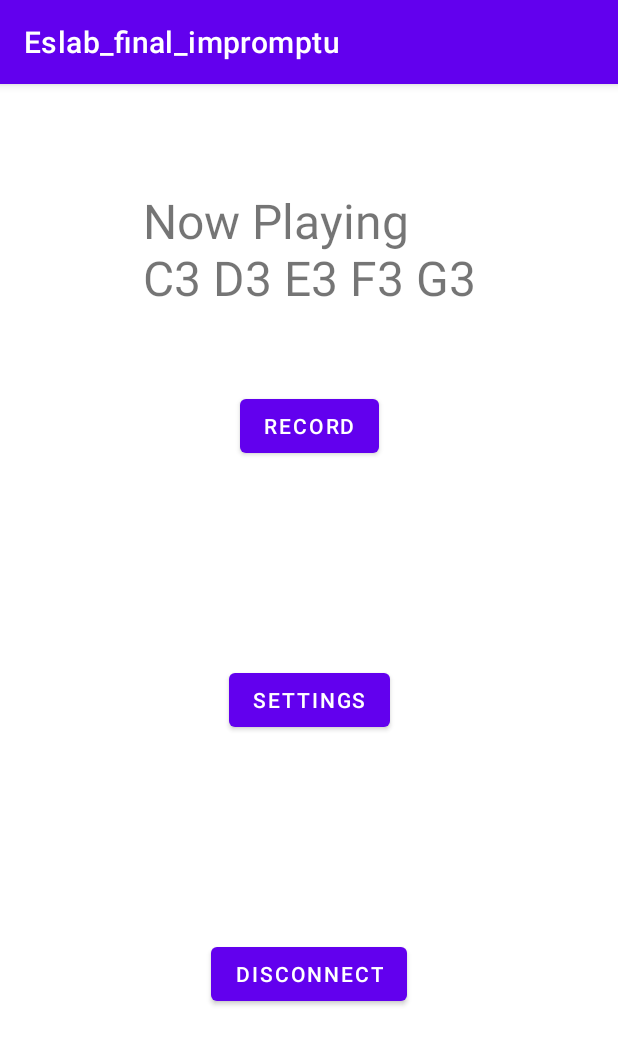
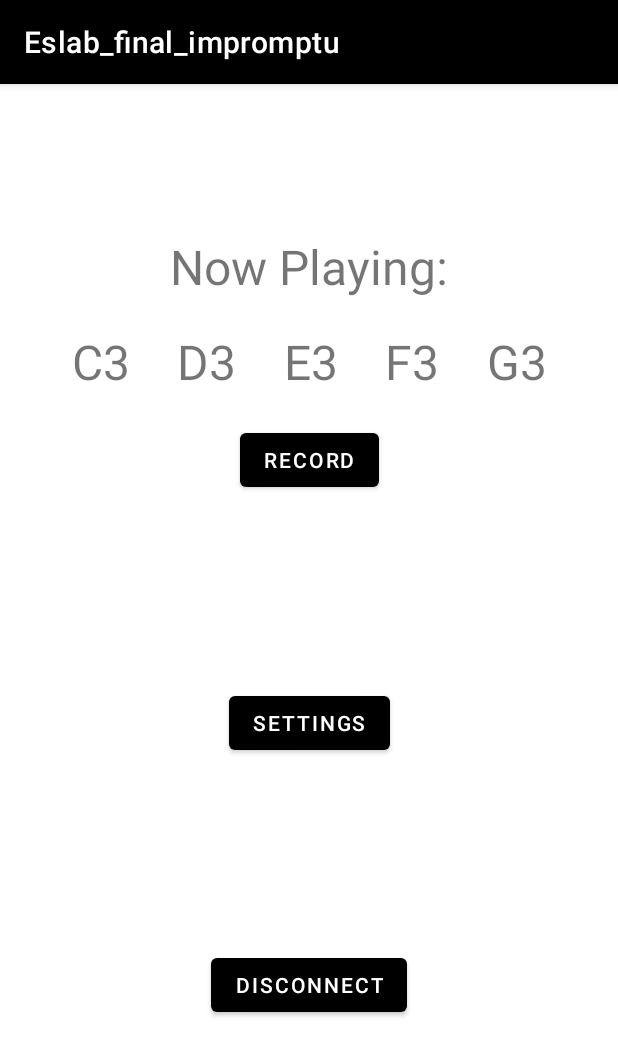
Before and after one commit to Hsiao-Chien-Ti/Impromptu, an Android app: the fragment DetailFragment shown on its own in the app's theme, on a phone screen of 412 x 824 dp. Shown: the top 1056 px of the screen. Run offline under Robolectric (Android 15) with nearby library versions, the phone set to English and light mode, and no system bars; our stand-ins replace navigation-ui; libraries missing offline, so code that uses them is left out: io.socket.client; network calls fail.

Commit message:
theme/push text color

```diff
--- a/Eslab_final_impromptu/app/src/main/java/com/example/eslab_final_impromptu/DetailFragment.kt
+++ b/Eslab_final_impromptu/app/src/main/java/com/example/eslab_final_impromptu/DetailFragment.kt
@@ -3,6 +3,7 @@ package com.example.eslab_final_impromptu
 import android.Manifest
 import android.content.Intent
 import android.content.pm.PackageManager
+import android.graphics.Color
 import android.media.MediaRecorder
 import android.media.SoundPool
 import android.os.Bundle
@@ -76,7 +77,7 @@ class DetailFragment : Fragment() {
 
     override fun onViewCreated(view: View, savedInstanceState: Bundle?) {
         super.onViewCreated(view, savedInstanceState)
-        binding.nowPlaying.text="Now Playing\n"+note[row]
+//        binding.nowPlaying.text="Now Playing\n"+note[row]
         if(!SettingVariables.instanceExist)
         {
             SettingVariables.instanceExist=true
@@ -92,9 +93,9 @@ class DetailFragment : Fragment() {
                 row=2
 //
                 var prevData="0 0 0 0 0 0 0"
-                runOnUiThread{
-                    binding.nowPlaying.text="Now Playing\n"+note[row]
-                }
+//                runOnUiThread{
+//                    binding.nowPlaying.text="Now Playing\n"+note[row]
+//                }
                 while(true)
                 {
                     if(!socketConnect)
@@ -114,19 +115,47 @@ class DetailFragment : Fragment() {
                             soundPool.stop(sound[row][i/2])
                         }
                     }
+                    if(data[0]=='1')
+                        runOnUiThread { binding.np1.setTextColor(resources.getColor(R.color.blue))}
+                    else
+                        runOnUiThread { binding.np1.setTextColor(resources.getColor(R.color.vblack)) }
+                    if(data[2]=='1')
+                        runOnUiThread { binding.np2.setTextColor(resources.getColor(R.color.blue))}
+                    else
+                        runOnUiThread { binding.np2.setTextColor(resources.getColor(R.color.vblack)) }
+                    if(data[4]=='1')
+                        runOnUiThread { binding.np3.setTextColor(resources.getColor(R.color.blue))}
+                    else
+                        runOnUiThread { binding.np3.setTextColor(resources.getColor(R.color.vblack)) }
+                    if(data[6]=='1')
+                        runOnUiThread { binding.np4.setTextColor(resources.getColor(R.color.blue))}
+                    else
+                        runOnUiThread { binding.np4.setTextColor(resources.getColor(R.color.vblack)) }
+                    if(data[8]=='1')
+                        runOnUiThread { binding.np5.setTextColor(resources.getColor(R.color.blue))}
+                    else
+                        runOnUiThread { binding.np5.setTextColor(resources.getColor(R.color.vblack)) }
                     if(data.length>1&&SettingVariables.pitchSwitching) {
                         if(data[10]=='1'&&row<4)
                         {
                             row += 1
                             runOnUiThread{
-                                binding.nowPlaying.text="Now Playing\n"+note[row]
+                                binding.np1.text=note[row][0]
+                                binding.np2.text=note[row][1]
+                                binding.np3.text=note[row][2]
+                                binding.np4.text=note[row][3]
+                                binding.np5.text=note[row][4]
                             }
                         }
                         else if(data[10]=='2'&&row>0)
                         {
                             row -=1
                             runOnUiThread{
-                                binding.nowPlaying.text="Now Playing\n"+note[row]
+                                binding.np1.text=note[row][0]
+                                binding.np2.text=note[row][1]
+                                binding.np3.text=note[row][2]
+                                binding.np4.text=note[row][3]
+                                binding.np5.text=note[row][4]
                             }
                         }
                     }
--- a/Eslab_final_impromptu/app/src/main/java/com/example/eslab_final_impromptu/SettingVariables.kt
+++ b/Eslab_final_impromptu/app/src/main/java/com/example/eslab_final_impromptu/SettingVariables.kt
@@ -1,4 +1,6 @@
 package com.example.eslab_final_impromptu
+
+import android.text.TextUtils.split
 
 object SettingVariables {
     @Volatile
@@ -7,5 +9,5 @@ object SettingVariables {
     var instanceExist=false
     @Volatile
     var row=2
-    val note= arrayOf("G1 A1 B1 C2 D2","E2 F2 G2 A3 B3","C3 D3 E3 F3 G3","A3 B3 C4 D4 E4","F4 G4 A4 B4 C5")
+    val note= arrayOf(split("G1 A1 B1 C2 D2"," "),split("E2 F2 G2 A3 B3"," "),split("C3 D3 E3 F3 G3"," "),split("A3 B3 C4 D4 E4", " "),split("F4 G4 A4 B4 C5"," "))
 }
--- a/Eslab_final_impromptu/app/src/main/res/layout/fragment_detail.xml
+++ b/Eslab_final_impromptu/app/src/main/res/layout/fragment_detail.xml
@@ -19,6 +19,56 @@
             app:layout_constraintBottom_toTopOf="@+id/record"
             app:layout_constraintEnd_toEndOf="parent"
             app:layout_constraintStart_toStartOf="parent"/>
+        <TextView android:id="@+id/np1"
+                android:layout_width="wrap_content"
+                android:layout_height="wrap_content"
+                android:layout_gravity="center_horizontal"
+                app:layout_constraintTop_toBottomOf="@id/nowPlaying"
+                app:layout_constraintBottom_toTopOf="@id/record"
+            app:layout_constraintEnd_toStartOf="@id/np2"
+            app:layout_constraintStart_toStartOf="parent"
+                android:text="C3"
+            android:textSize="32dp"/>
+        <TextView android:id="@+id/np2"
+            android:layout_width="wrap_content"
+            android:layout_height="wrap_content"
+            android:layout_gravity="center_horizontal"
+            app:layout_constraintTop_toBottomOf="@id/nowPlaying"
+            app:layout_constraintBottom_toTopOf="@id/record"
+            app:layout_constraintStart_toEndOf="@id/np1"
+            app:layout_constraintEnd_toStartOf="@id/np3"
+            android:textSize="32dp"
+            android:text="D3" />
+        <TextView android:id="@+id/np3"
+            android:layout_width="wrap_content"
+            android:layout_height="wrap_content"
+            android:layout_gravity="center_horizontal"
+            app:layout_constraintTop_toBottomOf="@id/nowPlaying"
+            app:layout_constraintBottom_toTopOf="@id/record"
+            app:layout_constraintStart_toEndOf="@id/np2"
+            app:layout_constraintEnd_toStartOf="@id/np4"
+            android:textSize="32dp"
+            android:text="E3" />
+        <TextView android:id="@+id/np4"
+            android:layout_width="wrap_content"
+            android:layout_height="wrap_content"
+            android:layout_gravity="center_horizontal"
+            app:layout_constraintTop_toBottomOf="@id/nowPlaying"
+            app:layout_constraintBottom_toTopOf="@id/record"
+            app:layout_constraintStart_toEndOf="@id/np3"
+            app:layout_constraintEnd_toStartOf="@id/np5"
+            android:textSize="32dp"
+            android:text="F3" />
+        <TextView android:id="@+id/np5"
+            android:layout_width="wrap_content"
+            android:layout_height="wrap_content"
+            android:layout_gravity="center_horizontal"
+            app:layout_constraintTop_toBottomOf="@id/nowPlaying"
+            app:layout_constraintBottom_toTopOf="@id/record"
+            app:layout_constraintStart_toEndOf="@id/np4"
+            app:layout_constraintEnd_toEndOf="parent"
+            android:textSize="32dp"
+            android:text="G3" />
         <Button
             android:id="@+id/record"
             android:layout_width="wrap_content"
--- a/Eslab_final_impromptu/app/src/main/res/values-night/themes.xml
+++ b/Eslab_final_impromptu/app/src/main/res/values-night/themes.xml
@@ -2,12 +2,12 @@
     <!-- Base application theme. -->
     <style name="Theme.Eslab_final_impromptu" parent="Theme.MaterialComponents.DayNight.DarkActionBar">
         <!-- Primary brand color. -->
-        <item name="colorPrimary">@color/purple_200</item>
-        <item name="colorPrimaryVariant">@color/purple_700</item>
-        <item name="colorOnPrimary">@color/black</item>
+        <item name="colorPrimary">@color/black</item>
+        <item name="colorPrimaryVariant">@color/vblack</item>
+        <item name="colorOnPrimary">@color/white</item>
         <!-- Secondary brand color. -->
-        <item name="colorSecondary">@color/teal_200</item>
-        <item name="colorSecondaryVariant">@color/teal_200</item>
+        <item name="colorSecondary">@color/white</item>
+        <item name="colorSecondaryVariant">@color/vwhite</item>
         <item name="colorOnSecondary">@color/black</item>
         <!-- Status bar color. -->
         <item name="android:statusBarColor" tools:targetApi="l">?attr/colorPrimaryVariant</item>
--- a/Eslab_final_impromptu/app/src/main/res/values/colors.xml
+++ b/Eslab_final_impromptu/app/src/main/res/values/colors.xml
@@ -1,10 +1,9 @@
 <?xml version="1.0" encoding="utf-8"?>
 <resources>
-    <color name="purple_200">#FFBB86FC</color>
-    <color name="purple_500">#FF6200EE</color>
-    <color name="purple_700">#FF3700B3</color>
-    <color name="teal_200">#FF03DAC5</color>
-    <color name="teal_700">#FF018786</color>
     <color name="black">#FF000000</color>
     <color name="white">#FFFFFFFF</color>
+    <color name="vblack">#FF5B5B5B</color>
+    <color name="vwhite">#FFF0F0F0</color>
+    <color name="blue">#FF46A3FF</color>
+
 </resources>
--- a/Eslab_final_impromptu/app/src/main/res/values/themes.xml
+++ b/Eslab_final_impromptu/app/src/main/res/values/themes.xml
@@ -2,12 +2,12 @@
     <!-- Base application theme. -->
     <style name="Theme.Eslab_final_impromptu" parent="Theme.MaterialComponents.DayNight.DarkActionBar">
         <!-- Primary brand color. -->
-        <item name="colorPrimary">@color/purple_500</item>
-        <item name="colorPrimaryVariant">@color/purple_700</item>
+        <item name="colorPrimary">@color/black</item>
+        <item name="colorPrimaryVariant">@color/vblack</item>
         <item name="colorOnPrimary">@color/white</item>
         <!-- Secondary brand color. -->
-        <item name="colorSecondary">@color/teal_200</item>
-        <item name="colorSecondaryVariant">@color/teal_700</item>
+        <item name="colorSecondary">@color/white</item>
+        <item name="colorSecondaryVariant">@color/vwhite</item>
         <item name="colorOnSecondary">@color/black</item>
         <!-- Status bar color. -->
         <item name="android:statusBarColor" tools:targetApi="l">?attr/colorPrimaryVariant</item>
```
